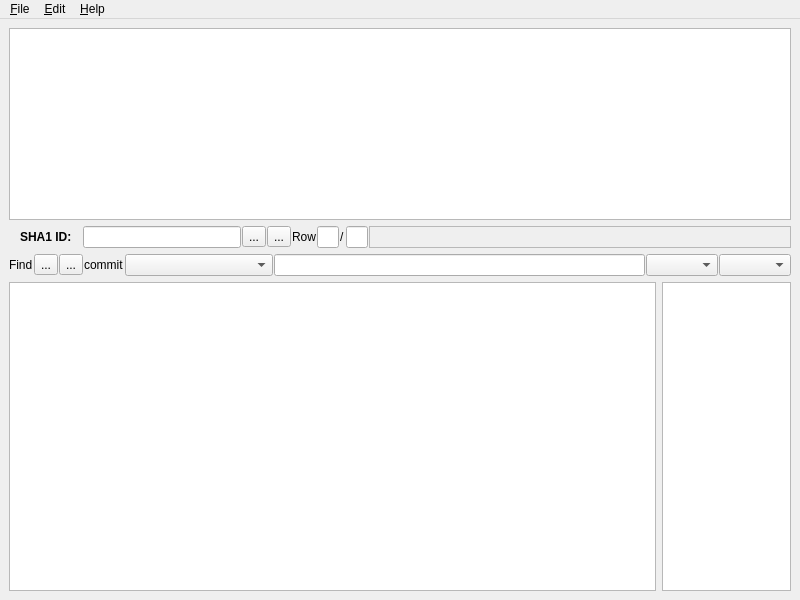
abmyii/DoltK, file ui/mainwindow.ui: the form before one commit.
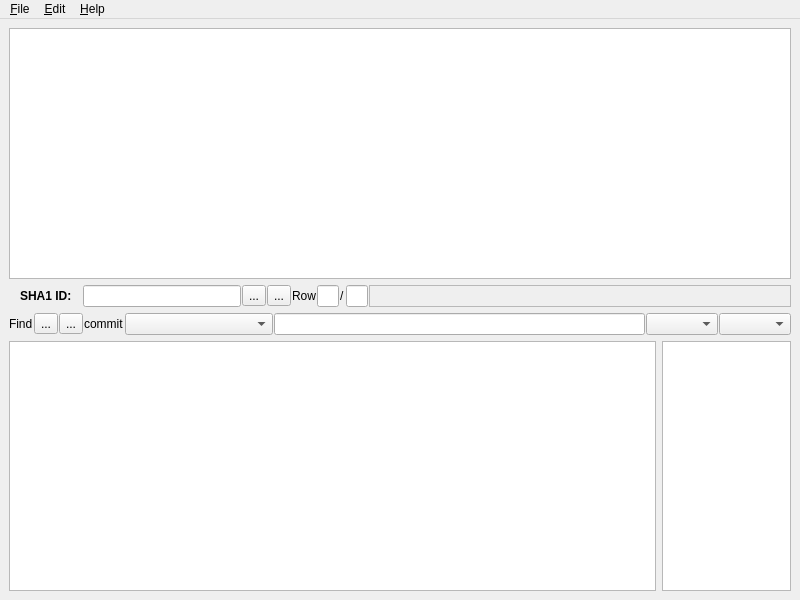
The form after the commit.

Commit message: Expand commit history widget

What changed in the file:
```diff
--- a/ui/mainwindow.ui
+++ b/ui/mainwindow.ui
@@ -14,7 +14,7 @@
    <string>DoltK</string>
   </property>
   <widget class="QWidget" name="centralwidget">
-   <layout class="QVBoxLayout" name="verticalLayout" stretch="0,1,1,40">
+   <layout class="QVBoxLayout" name="verticalLayout" stretch="40,1,1,40">
     <item>
      <widget class="QTableView" name="commit_history">
       <attribute name="horizontalHeaderVisible">
```
